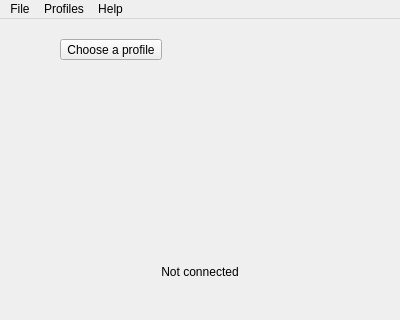
wtalioy/JustConnect, file presentation/main/mainwindow.ui: the form before one commit; both pictures show x 0 to 400 and y 0 to 320 of the 400 by 480 pixel window.
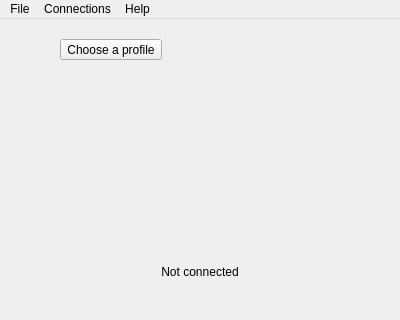
The form after the commit. Icons and pictures are not drawn. Custom widgets are drawn as their Qt base class.

Commit message: fix: prepare Fudan on first launch and clarify connection controls

Diff of the .ui file:
```diff
--- a/presentation/main/mainwindow.ui
+++ b/presentation/main/mainwindow.ui
@@ -725,7 +725,7 @@
    </widget>
    <widget class="QMenu" name="profileMenu">
     <property name="title">
-     <string>Profiles</string>
+     <string>Connections</string>
     </property>
     <widget class="QMenu" name="profileMaintenanceMenu">
      <property name="title">
```
Left out of the diff: 12 changed lines with no effect on the pictures. The commit also changes 19 other files.
